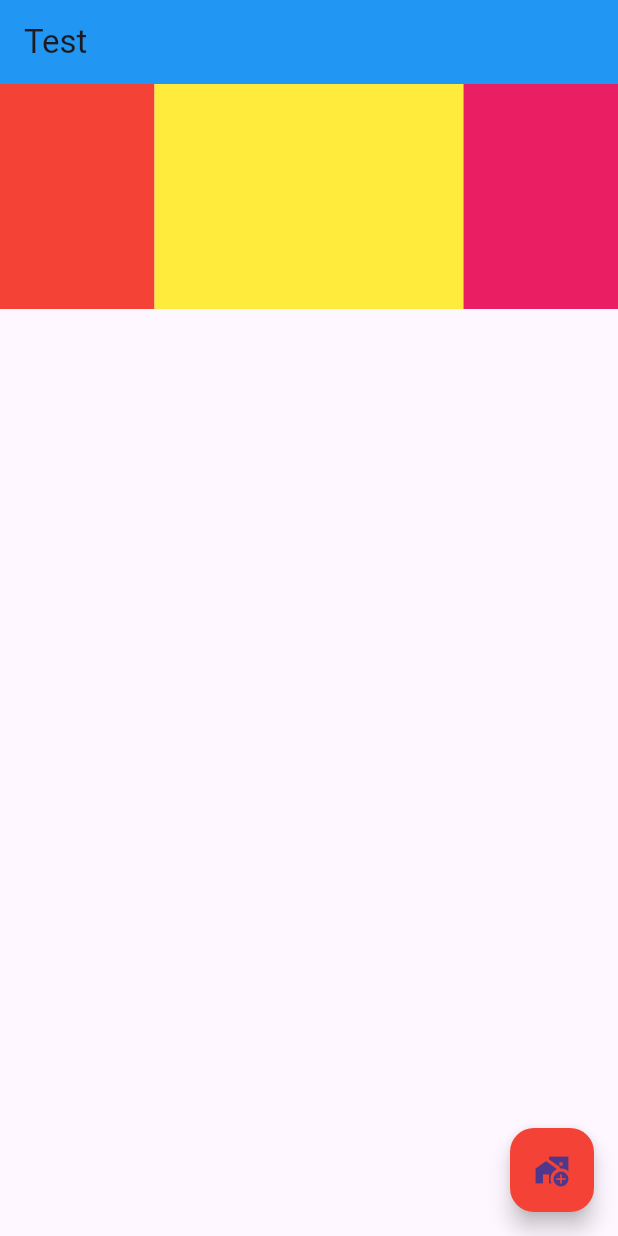
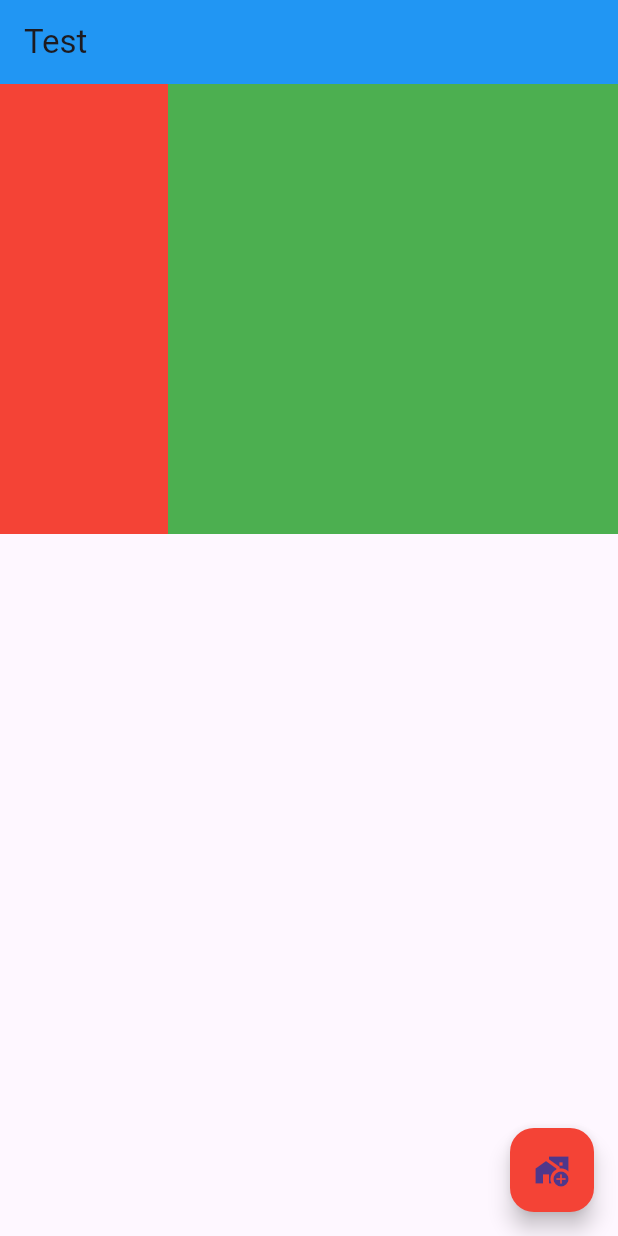
Before and after one commit to FKenan/flutter_test_application, a Flutter app: the screen it shows after launch, on a phone screen of 412 x 824 dp. Run offline on Flutter 3.47's test engine with Material 3 defaults, Android fonts, the phone set to English and light mode, and no system bars.

Commit message:
Flexible

```diff
--- a/lib/main.dart
+++ b/lib/main.dart
@@ -11,6 +11,7 @@ void main(List<String> args) {
 //    => mainAxisSize min ile içeriği kapsatabiliriz. max ile genişleyebildiği kadar genişler. wrap, match_parent mantığı
 // Expanded => kapsadığı içeriği bulunduğu alanda diğer içerikler izin verdiği ölçüde genişletir yada daraltır.
 //    => flex özelliği default olarak 1 dir. flex, kotlindeki weighte denk gelir.
+// Flexible => expanded tan farkı bu en fazla verilen widht kadar genişleyebilir.içerikler sığmazsa küçülür.
 class TestApp extends StatelessWidget {
   const TestApp({super.key});
 
@@ -22,18 +23,11 @@ class TestApp extends StatelessWidget {
         appBar: AppBar(backgroundColor: Colors.blue, title: Text("Test")),
         body: Row(
           children: [
-            Expanded(
-              flex: 1,
-              child: Container(width: 150, height: 150, color: Colors.red),
+            Flexible(
+              // flex olan container diğer içerikten ne kadar yer kalırsa o kadar genişlik alır.300 width i geçemez.
+              child: Container(height: 300, width: 300, color: Colors.red),
             ),
-            Expanded(
-              flex: 2,
-              child: Container(width: 150, height: 150, color: Colors.yellow),
-            ),
-            Expanded(
-              flex: 1,
-              child: Container(width: 150, height: 150, color: Colors.pink),
-            ),
+            Container(height: 300, width: 300, color: Colors.green),
           ],
         ),
         floatingActionButton: FloatingActionButton(
@@ -45,6 +39,23 @@ class TestApp extends StatelessWidget {
         ),
       ),
     );
+  }
+
+  List<Widget> get expandedOrnek {
+    return [
+      Expanded(
+        flex: 1,
+        child: Container(width: 150, height: 150, color: Colors.red),
+      ),
+      Expanded(
+        flex: 2,
+        child: Container(width: 150, height: 150, color: Colors.yellow),
+      ),
+      Expanded(
+        flex: 1,
+        child: Container(width: 150, height: 150, color: Colors.pink),
+      ),
+    ];
   }
 
   Column myMainColumn() {
```
